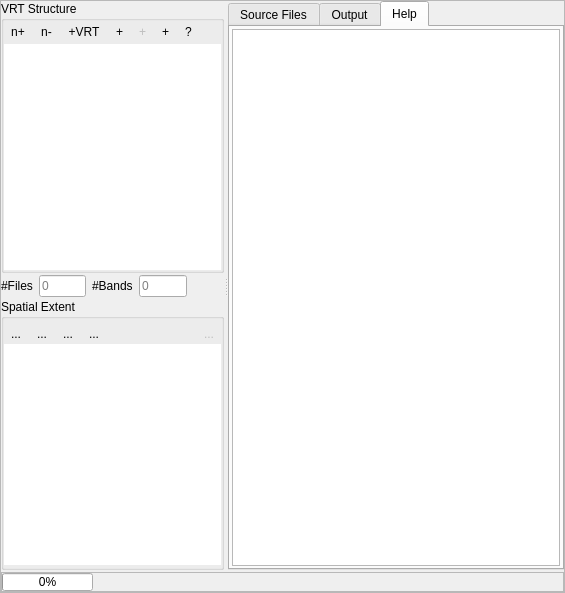
Qt form vrtbuilder/ui/vrtbuilder.ui (jakimowb/virtual-raster-builder) before a commit.
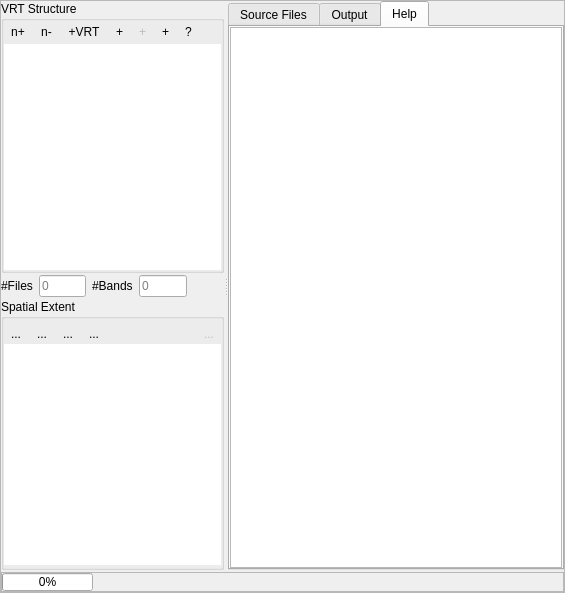
The same form after that commit. The open tabs and pages were chosen to show the change. Icons and pictures are not drawn. Custom widgets are drawn as their Qt base class.

```diff
--- a/vrtbuilder/ui/vrtbuilder.ui
+++ b/vrtbuilder/ui/vrtbuilder.ui
@@ -1207,10 +1207,19 @@
           </attribute>
           <layout class="QVBoxLayout" name="verticalLayout_6">
            <property name="spacing">
-            <number>2</number>
+            <number>1</number>
            </property>
-           <property name="margin">
-            <number>2</number>
+           <property name="leftMargin">
+            <number>0</number>
+           </property>
+           <property name="topMargin">
+            <number>0</number>
+           </property>
+           <property name="rightMargin">
+            <number>0</number>
+           </property>
+           <property name="bottomMargin">
+            <number>0</number>
            </property>
            <item>
             <widget class="QTextBrowser" name="textBrowser">
```
Left out of the diff: 138 changed lines with no effect on the pictures.
